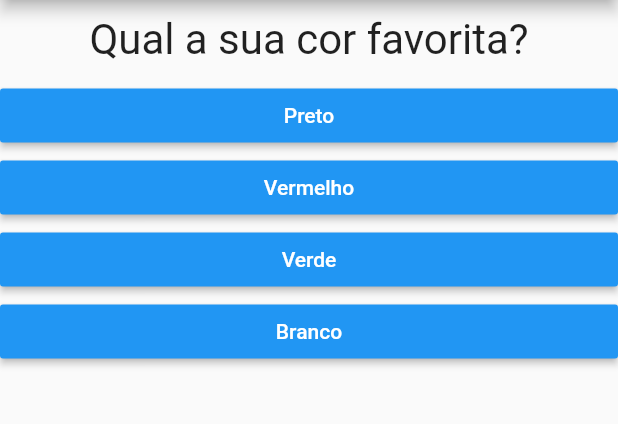
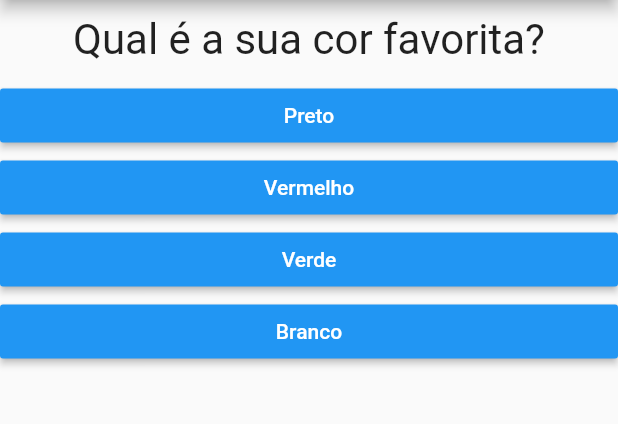
Before and after one commit to maedashogun/projeto_perguntas, a Flutter app: the screen it shows after launch, on a phone screen of 412 x 824 dp, the part 84-508 px from its top. Run offline on Flutter 3.47's test engine with Material 2 defaults, Android fonts, the phone set to English and light mode, and no system bars.

```diff
--- a/lib/main.dart
+++ b/lib/main.dart
@@ -2,59 +2,59 @@ import 'package:flutter/material.dart';
 import './questao.dart';
 import './resposta.dart';
 
-void main() {
-  runApp(PerguntaApp());
-}
+main() => runApp(new PerguntaApp());
 
 class _PerguntaAppState extends State<PerguntaApp> {
+  var _perguntaSelecionada = 0;
+  final _perguntas = const [
+    {
+      'texto': 'Qual é a sua cor favorita?',
+      'respostas': ['Preto', 'Vermelho', 'Verde', 'Branco'],
+    },
+    {
+      'texto': 'Qual é o seu animal favorito?',
+      'respostas': ['Coelho', 'Cobra', 'Elefante', 'Leão'],
+    },
+    {
+      'texto': 'Qual é o seu instrutor favorito?',
+      'respostas': ['Maria', 'João', 'Leo', 'Pedro'],
+    }
+  ];
 
-  var _perguntaSelecionada = 0;
+  void _responder() {
+    if (temPerguntaSelecionada) {
+      setState(() {
+        _perguntaSelecionada++;
+      });
+    }
+  }
 
-  void _responder(){
-    setState(() {
-      _perguntaSelecionada++;
-    });
-    print(_perguntaSelecionada);
+  bool get temPerguntaSelecionada {
+    return _perguntaSelecionada < _perguntas.length;
   }
 
   @override
   Widget build(BuildContext context) {
-
-    final List<Map<String,Object>> perguntas = [
-      {
-        'texto':'Qual a sua cor favorita?',
-        'respostas':['Preto','Vermelho','Verde','Branco'],
-      },
-      {
-        'texto':'Qual é o seu animal favorito?',
-        'respostas':['Coelho','Cobra','Elefante','Leão'],
-      },
-      {
-        'texto':'Qual é o seu instrutor favorito?',
-        'respostas':['Maria','João','Leo','Pedro']
-      },
-    ];
-
-    List<String> respostas = perguntas[_perguntaSelecionada]['respostas'];
-    List<Widget> widgets = respostas
-    .map((t) => Resposta(t,_responder))
-    .toList();
+    List<String> respostas = temPerguntaSelecionada
+        ? _perguntas[_perguntaSelecionada]['respostas']
+        : null;
 
     return MaterialApp(
       home: Scaffold(
         appBar: AppBar(
           title: Text('Perguntas'),
         ),
-        body: Column(
-          children: [
-            Questao(perguntas[_perguntaSelecionada]['texto']),
-            ...widgets,
-          ],
-        ),
+        body: temPerguntaSelecionada
+            ? Column(
+                children: <Widget>[
+                  Questao(_perguntas[_perguntaSelecionada]['texto']),
+                  ...respostas.map((t) => Resposta(t, _responder)).toList(),
+                ],
+              )
+            : null,
       ),
     );
   }
-
 }
 
 class PerguntaApp extends StatefulWidget {
```
